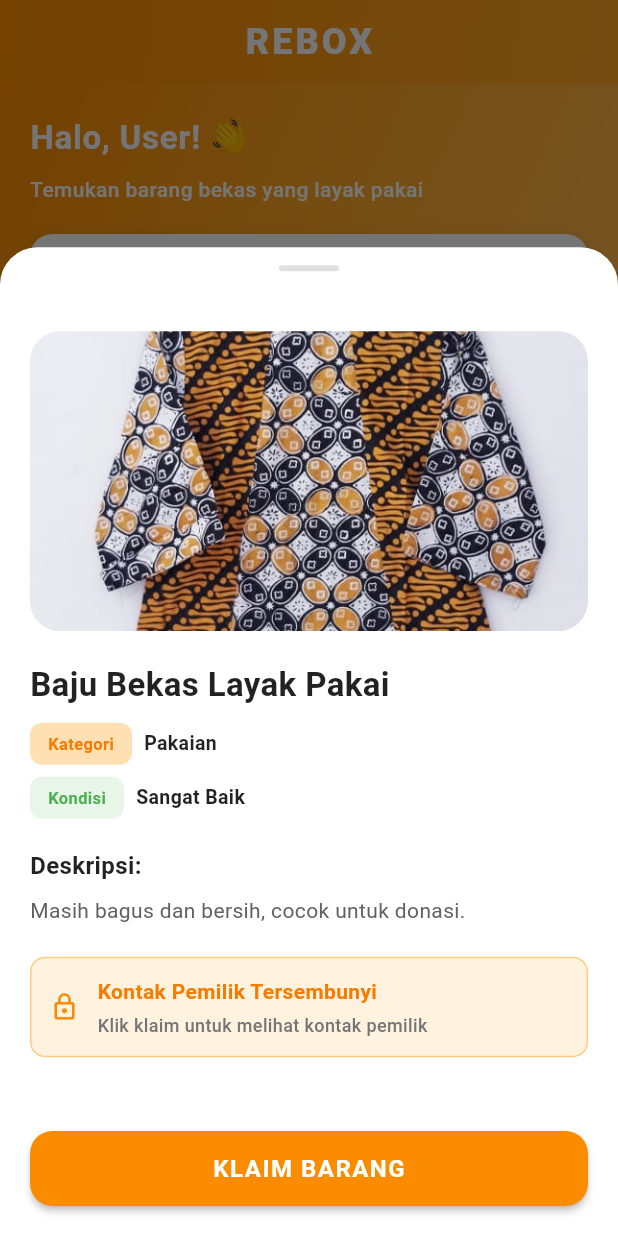
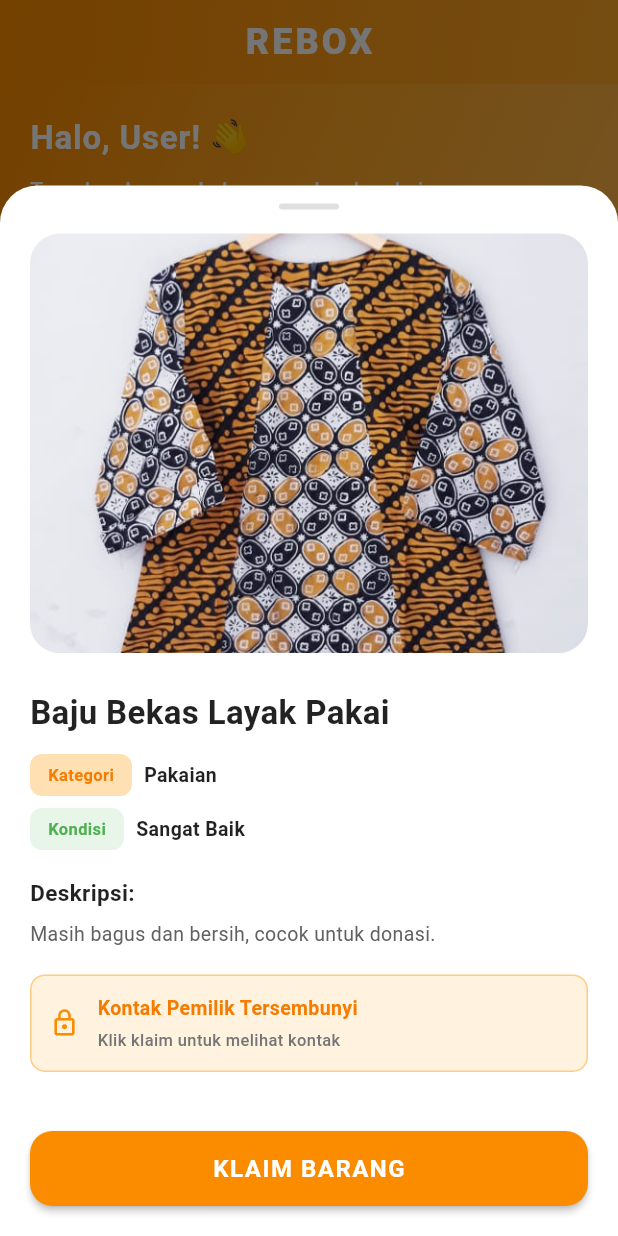
Before and after one commit to elisandksr/reboxcobacoba, a Flutter app: the HomeScreen screen opened directly, after a tap on "Lihat Detail", on a phone screen of 412 x 824 dp. Run offline on Flutter 3.47's test engine with Material 3 defaults, Android fonts, the phone set to English and light mode, and no system bars; Roboto replaces fonts that are missing (Impact, Poppins).

Commit message:
edit home

```diff
--- a/lib/home_screen.dart
+++ b/lib/home_screen.dart
@@ -236,7 +236,7 @@ class _HomeScreenState extends State<HomeScreen> with SingleTickerProviderStateM
       isScrollControlled: true,
       backgroundColor: Colors.transparent,
       builder: (context) => Container(
-        height: MediaQuery.of(context).size.height * 0.80,
+        height: MediaQuery.of(context).size.height * 0.85,
         decoration: const BoxDecoration(
           color: Colors.white,
           borderRadius: BorderRadius.vertical(top: Radius.circular(25)),
@@ -252,10 +252,10 @@ class _HomeScreenState extends State<HomeScreen> with SingleTickerProviderStateM
                 borderRadius: BorderRadius.circular(2),
               ),
             ),
-            const SizedBox(height: 20),
+            const SizedBox(height: 16),
             Expanded(
               child: SingleChildScrollView(
-                padding: const EdgeInsets.all(20),
+                padding: const EdgeInsets.symmetric(horizontal: 20),
                 child: Column(
                   crossAxisAlignment: CrossAxisAlignment.start,
                   children: [
@@ -263,12 +263,12 @@ class _HomeScreenState extends State<HomeScreen> with SingleTickerProviderStateM
                       borderRadius: BorderRadius.circular(20),
                       child: Image.asset(
                         item['image']!,
-                        height: 200,
+                        height: 280,
                         width: double.infinity,
                         fit: BoxFit.cover,
                       ),
                     ),
-                    const SizedBox(height: 20),
+                    const SizedBox(height: 24),
                     Text(
                       item['name']!,
                       style: const TextStyle(
@@ -277,7 +277,7 @@ class _HomeScreenState extends State<HomeScreen> with SingleTickerProviderStateM
                         color: Colors.black87,
                       ),
                     ),
-                    const SizedBox(height: 10),
+                    const SizedBox(height: 12),
                     Row(
                       children: [
                         Container(
@@ -339,11 +339,11 @@ class _HomeScreenState extends State<HomeScreen> with SingleTickerProviderStateM
                         ),
                       ],
                     ),
-                    const SizedBox(height: 20),
+                    const SizedBox(height: 18),
                     const Text(
                       'Deskripsi:',
                       style: TextStyle(
-                        fontSize: 16,
+                        fontSize: 15,
                         fontWeight: FontWeight.bold,
                         color: Colors.black87,
                       ),
@@ -352,12 +352,12 @@ class _HomeScreenState extends State<HomeScreen> with SingleTickerProviderStateM
                     Text(
                       item['desc']!,
                       style: TextStyle(
-                        fontSize: 14,
+                        fontSize: 13,
                         color: Colors.grey[700],
-                        height: 1.5,
+                        height: 1.4,
                       ),
                     ),
-                    const SizedBox(height: 20),
+                    const SizedBox(height: 18),
                     Container(
                       padding: const EdgeInsets.all(12),
                       decoration: BoxDecoration(
@@ -378,16 +378,16 @@ class _HomeScreenState extends State<HomeScreen> with SingleTickerProviderStateM
                                 Text(
                                   'Kontak Pemilik Tersembunyi',
                                   style: TextStyle(
-                                    fontSize: 14,
+                                    fontSize: 13,
                                     fontWeight: FontWeight.w600,
                                     color: Colors.orange[700],
                                   ),
                                 ),
                                 const SizedBox(height: 4),
                                 Text(
-                                  'Klik klaim untuk melihat kontak pemilik',
+                                  'Klik klaim untuk melihat kontak',
                                   style: TextStyle(
-                                    fontSize: 12,
+                                    fontSize: 11,
                                     color: Colors.grey[600],
                                     fontWeight: FontWeight.w500,
                                   ),
@@ -398,7 +398,7 @@ class _HomeScreenState extends State<HomeScreen> with SingleTickerProviderStateM
                         ],
                       ),
                     ),
-                    const SizedBox(height: 30),
+                    const SizedBox(height: 24),
                   ],
                 ),
               ),
@@ -464,7 +464,7 @@ class _HomeScreenState extends State<HomeScreen> with SingleTickerProviderStateM
                   borderRadius: const BorderRadius.vertical(top: Radius.circular(20)),
                   child: Image.asset(
                     item['image']!,
-                    height: 130,
+                    height: 160,
                     width: double.infinity,
                     fit: BoxFit.cover,
                   ),
@@ -517,20 +517,20 @@ class _HomeScreenState extends State<HomeScreen> with SingleTickerProviderStateM
                       item['name']!,
                       style: const TextStyle(
                         fontWeight: FontWeight.bold,
-                        fontSize: 13,
+                        fontSize: 12,
                         color: Colors.black87,
                       ),
                       maxLines: 2,
                       overflow: TextOverflow.ellipsis,
                     ),
-                    const SizedBox(height: 4),
+                    const SizedBox(height: 6),
                     Text(
                       item['desc']!,
                       style: TextStyle(
-                        fontSize: 11,
+                        fontSize: 10,
                         color: Colors.grey[600],
                       ),
-                      maxLines: 2,
+                      maxLines: 1,
                       overflow: TextOverflow.ellipsis,
                     ),
                     const Spacer(),
```
